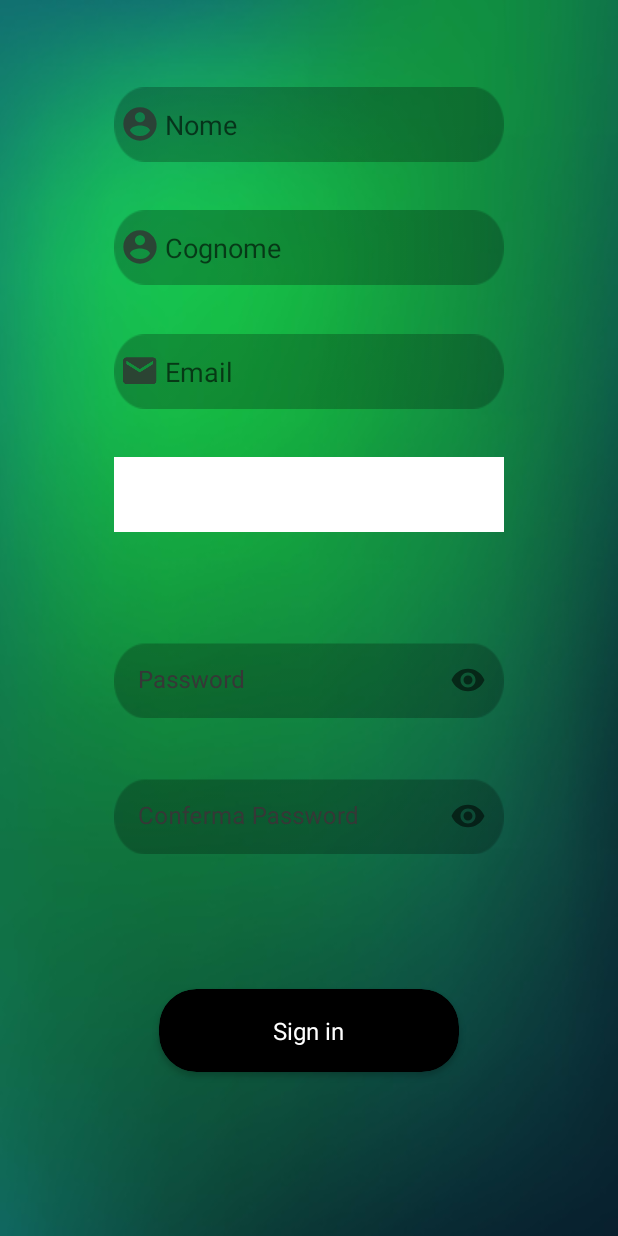
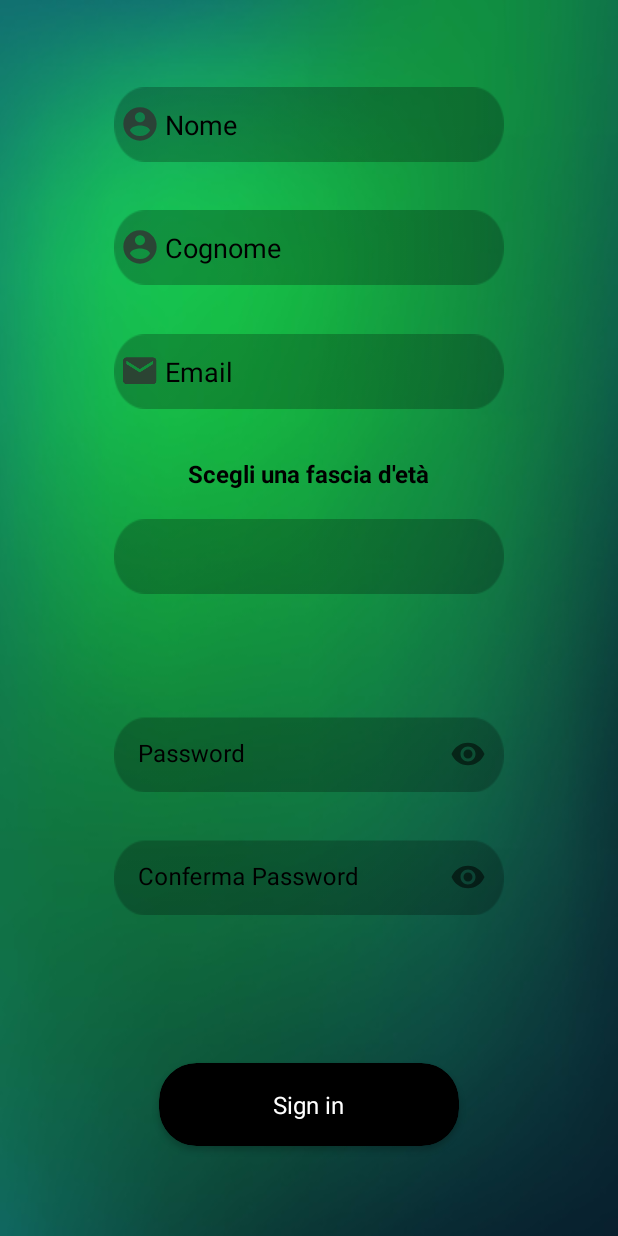
Before and after one commit to pippetto17/APP, an Android app: the fragment RegistrationActvity shown on its own in the app's theme, on a phone screen of 412 x 824 dp. Run offline under Robolectric (Android 15) with nearby library versions, the phone set to English and light mode, and no system bars; 2 statements that could not run were skipped.

Commit message:
changed icons and stuff

```diff
--- a/APP/app/build.gradle
+++ b/APP/app/build.gradle
@@ -33,11 +33,6 @@ dependencies {
     implementation 'androidx.appcompat:appcompat:1.1.0'
     implementation 'com.google.android.material:material:1.1.0'
     implementation 'androidx.constraintlayout:constraintlayout:1.1.3'
-    implementation 'org.osmdroid:osmdroid-android:(INSERT_VERSION_HERE)'
-    implementation 'org.osmdroid:osmdroid-wms:(INSERT_VERSION_HERE)'
-    implementation 'org.osmdroid:osmdroid-mapsforge:(INSERT_VERSION_HERE)'
-    implementation 'org.osmdroid:osmdroid-geopackage:(INSERT_VERSION_HERE)'
-    implementation 'org.osmdroid:osmdroid-third-party:6.0.1'
     testImplementation 'junit:junit:4.+'
     androidTestImplementation 'androidx.test.ext:junit:1.1.1'
     androidTestImplementation 'androidx.test.espresso:espresso-core:3.2.0'
--- a/APP/app/src/main/res/layout/choose_sport.xml
+++ b/APP/app/src/main/res/layout/choose_sport.xml
@@ -3,7 +3,8 @@
     xmlns:app="http://schemas.android.com/apk/res-auto"
     xmlns:tools="http://schemas.android.com/tools"
     android:layout_width="match_parent"
-    android:layout_height="match_parent">
+    android:layout_height="match_parent"
+    android:background="@drawable/dark_wallpaper">
 
     <TextView
         android:id="@+id/textView"
--- a/APP/app/src/main/res/layout/first_page.xml
+++ b/APP/app/src/main/res/layout/first_page.xml
@@ -28,7 +28,7 @@
         android:inputType="textEmailAddress"
         android:paddingStart="5dp"
         android:textColor="#FFFFFF"
-        android:textColorHint="#373737"
+        android:textColorHint="#000000"
         android:textSize="20dp"
         app:layout_constraintEnd_toStartOf="@+id/guideline10"
         app:layout_constraintHorizontal_bias="0.981"
@@ -44,7 +44,8 @@
         android:ems="10"
         android:hint="Password"
         android:inputType="textPersonName"
-        android:textColorHint="#373737"
+        android:textColor="#FFFFFF"
+        android:textColorHint="#000000"
         app:counterEnabled="false"
         app:layout_constraintEnd_toStartOf="@+id/guideline10"
         app:layout_constraintHorizontal_bias="0.981"
--- a/APP/app/src/main/res/layout/registration.xml
+++ b/APP/app/src/main/res/layout/registration.xml
@@ -14,6 +14,7 @@
         android:drawableLeft="@drawable/user_image"
         android:ems="10"
         android:hint=" Nome"
+        android:textColorHint="@color/black"
         android:inputType="textPersonName"
         android:paddingStart="5dp"
         app:layout_constraintEnd_toStartOf="@+id/guideline2"
@@ -29,6 +30,7 @@
         android:drawableLeft="@drawable/user_image"
         android:ems="10"
         android:hint=" Cognome"
+        android:textColorHint="@color/black"
         android:inputType="textPersonName"
         android:paddingStart="5dp"
         app:layout_constraintEnd_toStartOf="@+id/guideline2"
@@ -44,6 +46,7 @@
         android:drawableLeft="@drawable/email_image"
         android:ems="10"
         android:hint=" Email"
+        android:textColorHint="@color/black"
         android:inputType="textEmailAddress"
         android:paddingStart="5dp"
         app:layout_constraintEnd_toStartOf="@+id/guideline2"
@@ -58,7 +61,7 @@
         android:ems="10"
         android:hint="Password"
         android:inputType="textPersonName"
-        android:textColorHint="#373737"
+        android:textColorHint="@color/black"
         app:counterEnabled="false"
         app:layout_constraintEnd_toStartOf="@+id/guideline2"
         app:layout_constraintHorizontal_bias="0.981"
@@ -87,7 +90,7 @@
         android:ems="10"
         android:hint="Conferma Password"
         android:inputType="textPersonName"
-        android:textColorHint="#373737"
+        android:textColorHint="@color/black"
         app:counterEnabled="false"
         app:layout_constraintEnd_toStartOf="@+id/guideline2"
         app:layout_constraintHorizontal_bias="0.981"
@@ -134,11 +137,24 @@
         </RelativeLayout>
     </androidx.cardview.widget.CardView>
 
+    <TextView
+        android:id="@+id/texteta"
+        android:layout_width="wrap_content"
+        android:layout_height="wrap_content"
+        android:text="Scegli una fascia d'età"
+        android:textColor="@color/black"
+        android:textSize="16dp"
+        android:textStyle="bold"
+        app:layout_constraintEnd_toStartOf="@+id/guideline2"
+        app:layout_constraintHorizontal_bias="0.737"
+        app:layout_constraintStart_toStartOf="@+id/guideline2"
+        app:layout_constraintTop_toTopOf="@+id/guideline17" />
+
     <Spinner
         android:id="@+id/fascia_eta"
         android:layout_width="260dp"
         android:layout_height="50dp"
-        android:background="@color/white"
+        android:background="@drawable/box"
         app:layout_constraintEnd_toStartOf="@+id/guideline2"
         app:layout_constraintHorizontal_bias="1.0"
         app:layout_constraintStart_toStartOf="@+id/guideline2"
@@ -177,27 +193,34 @@
         android:layout_width="wrap_content"
         android:layout_height="wrap_content"
         android:orientation="horizontal"
-        app:layout_constraintGuide_percent="0.37" />
+        app:layout_constraintGuide_percent="0.42" />
 
     <androidx.constraintlayout.widget.Guideline
         android:id="@+id/guideline6"
         android:layout_width="wrap_content"
         android:layout_height="wrap_content"
         android:orientation="horizontal"
-        app:layout_constraintGuide_percent="0.52" />
+        app:layout_constraintGuide_percent="0.58" />
 
     <androidx.constraintlayout.widget.Guideline
         android:id="@+id/guideline7"
         android:layout_width="wrap_content"
         android:layout_height="wrap_content"
         android:orientation="horizontal"
-        app:layout_constraintGuide_percent="0.63" />
+        app:layout_constraintGuide_percent="0.68" />
 
     <androidx.constraintlayout.widget.Guideline
         android:id="@+id/guideline8"
         android:layout_width="wrap_content"
         android:layout_height="wrap_content"
         android:orientation="horizontal"
-        app:layout_constraintGuide_percent="0.8" />
+        app:layout_constraintGuide_percent="0.86" />
+
+    <androidx.constraintlayout.widget.Guideline
+        android:id="@+id/guideline17"
+        android:layout_width="wrap_content"
+        android:layout_height="wrap_content"
+        android:orientation="horizontal"
+        app:layout_constraintGuide_percent="0.37" />
 
 </androidx.constraintlayout.widget.ConstraintLayout>
```
Also changed, not shown: APP/app/src/main/java/com/example/app/maps.java (deleted, +0 -103 lines), APP/app/src/main/res/layout/create_match_soccer.xml (+2 -13 lines), APP/app/src/main/res/mipmap-hdpi/ic_launcher.png, APP/app/src/main/res/mipmap-hdpi/ic_launcher_round.png, APP/app/src/main/res/mipmap-mdpi/ic_launcher.png, APP/app/src/main/res/mipmap-mdpi/ic_launcher_round.png, APP/app/src/main/res/mipmap-xhdpi/ic_launcher.png, APP/app/src/main/res/mipmap-xhdpi/ic_launcher_round.png, APP/app/src/main/res/mipmap-xxhdpi/ic_launcher.png, APP/app/src/main/res/mipmap-xxhdpi/ic_launcher_round.png, APP/app/src/main/res/mipmap-xxxhdpi/ic_launcher.png, APP/app/src/main/res/mipmap-xxxhdpi/ic_launcher_round.png.
